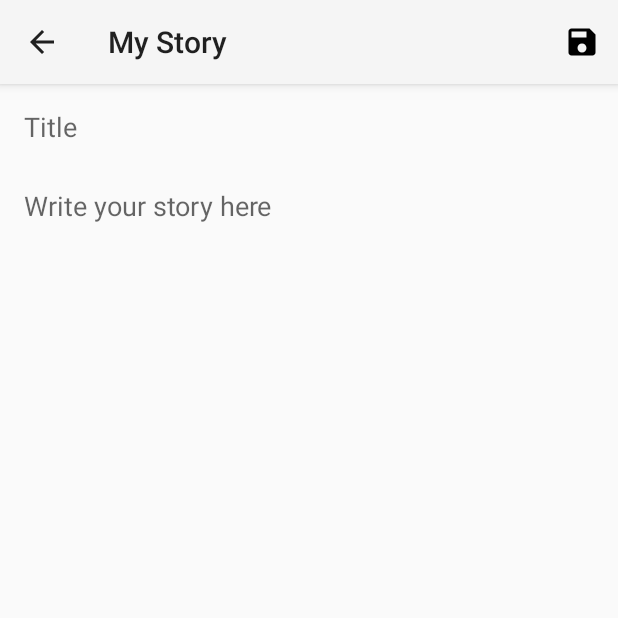
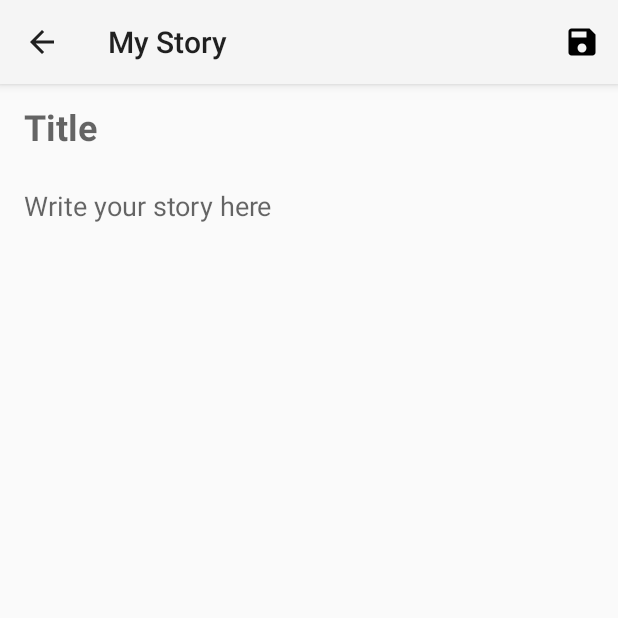
Before and after one commit to bandacode/Me-ALCwithGoogle-FinalChallenge, an Android app: the StoryActivity screen opened directly, with no data from a screen before it, after a tap on "Edit", on a phone screen of 412 x 824 dp, the top half of it. Run offline under Robolectric (Android 15) with nearby library versions, the phone set to English and light mode, and no system bars; our stand-ins replace Room's generated code; 2 statements that could not run were skipped.

```diff
--- a/app/src/main/java/com/ban2apps/me/database/dao/StoryDao.kt
+++ b/app/src/main/java/com/ban2apps/me/database/dao/StoryDao.kt
@@ -9,7 +9,7 @@ interface StoryDao {
     @Query("SELECT * FROM stories WHERE id = :id")
     fun getStory(id: Int): LiveData<Story>
 
-    @Query("SELECT * FROM stories")
+    @Query("SELECT * FROM stories ORDER BY timestamp DESC")
     fun getStories(): LiveData<List<Story>>
 
     @Insert(onConflict = OnConflictStrategy.REPLACE)
--- a/app/src/main/java/com/ban2apps/me/ui/story/StoryActivity.kt
+++ b/app/src/main/java/com/ban2apps/me/ui/story/StoryActivity.kt
@@ -6,8 +6,10 @@ import android.support.v7.app.AppCompatActivity
 import android.os.Bundle
 import android.view.Menu
 import android.view.MenuItem
+import android.view.View
 import android.widget.TextView
 import com.ban2apps.me.R
+import com.ban2apps.me.database.data.Story
 import com.ban2apps.me.utils.InjectorUtils
 import kotlinx.android.synthetic.main.activity_story.*
 
@@ -15,6 +17,7 @@ class StoryActivity : AppCompatActivity() {
 
     private var isEdit = false
     private lateinit var viewModel: StoryViewModel
+    private var id: Int? = null
 
     override fun onCreate(savedInstanceState: Bundle?) {
         super.onCreate(savedInstanceState)
@@ -27,15 +30,32 @@ class StoryActivity : AppCompatActivity() {
         if (isEdit) {
             supportActionBar?.setHomeAsUpIndicator(R.drawable.ic_close)
         } else {
-            val id = intent.extras["id"] as Int
-            viewModel.getStory(id).observe(this, Observer {
+            id = intent.extras["id"] as Int
+            viewModel.getStory(id!!).observe(this, Observer {
                 if (it != null) {
-                    titleEditText.setText(it.title, TextView.BufferType.EDITABLE)
-                    storyEditText.setText(it.title, TextView.BufferType.EDITABLE)
-                    titleEditText.isEnabled = false
-                    storyEditText.isEnabled = false
+                    titleTextView.text = it.title
+                    storyTextView.text = it.story
+                    showViews()
                 }
             })
+        }
+    }
+
+    private fun showViews() {
+        val title = titleTextView.text
+        val story = storyTextView.text
+        if (isEdit) {
+            titleEditText.visibility = View.VISIBLE
+            storyEditText.visibility = View.VISIBLE
+            titleEditText.setText(title, TextView.BufferType.EDITABLE)
+            storyEditText.setText(story, TextView.BufferType.EDITABLE)
+            titleTextView.visibility = View.GONE
+            storyTextView.visibility = View.GONE
+        } else {
+            titleEditText.visibility = View.GONE
+            storyEditText.visibility = View.GONE
+            titleTextView.visibility = View.VISIBLE
+            storyTextView.visibility = View.VISIBLE
         }
     }
 
@@ -52,21 +72,29 @@ class StoryActivity : AppCompatActivity() {
         return when (item.itemId) {
             R.id.action_edit -> {
                 isEdit = true
-                titleEditText.isEnabled = true
-                storyEditText.isEnabled = true
+                showViews()
                 invalidateOptionsMenu()
                 true
             }
-            R.id.action_delete -> true
-            R.id.action_save -> true
+            R.id.action_delete -> {
+                viewModel.deleteStory(id!!)
+                finish()
+                true
+            }
+            R.id.action_save -> {
+                val title = titleEditText.text.toString()
+                val story = storyEditText.text.toString()
+                viewModel.insertStory(Story(id, title, story, System.currentTimeMillis()))
+                finish()
+                true
+            }
             else -> super.onOptionsItemSelected(item)
         }
     }
 
     override fun onBackPressed() {
         if (isEdit) {
-            titleEditText.isEnabled = false
-            storyEditText.isEnabled = false
+            showViews()
             invalidateOptionsMenu()
         } else {
             super.onBackPressed()
--- a/app/src/main/res/layout/activity_story.xml
+++ b/app/src/main/res/layout/activity_story.xml
@@ -1,20 +1,27 @@
 <?xml version="1.0" encoding="utf-8"?>
-<android.support.constraint.ConstraintLayout xmlns:android="http://schemas.android.com/apk/res/android"
+<android.support.v4.widget.NestedScrollView xmlns:android="http://schemas.android.com/apk/res/android"
     xmlns:app="http://schemas.android.com/apk/res-auto"
     xmlns:tools="http://schemas.android.com/tools"
     android:layout_width="match_parent"
     android:layout_height="match_parent"
     tools:context=".ui.story.StoryActivity">
 
+    <android.support.constraint.ConstraintLayout
+        android:layout_width="match_parent"
+        android:layout_height="match_parent">
+
         <EditText
             android:id="@+id/titleEditText"
             android:layout_width="0dp"
             android:layout_height="wrap_content"
-        android:layout_margin="4dp"
+            android:layout_marginStart="4dp"
+            android:layout_marginEnd="4dp"
             android:hint="@string/title"
             android:background="@android:color/transparent"
             android:padding="12dp"
-        android:inputType="textPersonName"
+            android:textStyle="bold"
+            android:textSize="24sp"
+            android:inputType="textCapSentences"
             app:layout_constraintEnd_toEndOf="parent"
             app:layout_constraintStart_toStartOf="parent"
             app:layout_constraintTop_toTopOf="parent" />
@@ -23,12 +30,46 @@
             android:id="@+id/storyEditText"
             android:layout_width="0dp"
             android:layout_height="wrap_content"
-        android:layout_margin="4dp"
+            android:layout_marginStart="4dp"
+            android:layout_marginEnd="4dp"
             android:background="@android:color/transparent"
             android:padding="12dp"
-        android:inputType="textPersonName"
+            android:inputType="textCapSentences|textMultiLine|textAutoComplete|textAutoCorrect"
             android:hint="@string/story_text_hint"
             app:layout_constraintEnd_toEndOf="parent"
             app:layout_constraintStart_toStartOf="parent"
             app:layout_constraintTop_toBottomOf="@id/titleEditText" />
+
+        <TextView
+            android:id="@+id/titleTextView"
+            android:layout_width="0dp"
+            android:layout_height="wrap_content"
+            android:layout_marginStart="4dp"
+            android:layout_marginEnd="4dp"
+            android:background="@android:color/transparent"
+            android:padding="12dp"
+            android:textStyle="bold"
+            android:textSize="24sp"
+            tools:text="@string/title"
+            android:textColor="@android:color/black"
+            app:layout_constraintEnd_toEndOf="parent"
+            app:layout_constraintStart_toStartOf="parent"
+            app:layout_constraintTop_toTopOf="parent" />
+
+        <TextView
+            android:id="@+id/storyTextView"
+            android:layout_width="0dp"
+            android:layout_height="wrap_content"
+            android:layout_marginStart="4dp"
+            android:layout_marginEnd="4dp"
+            android:background="@android:color/transparent"
+            android:padding="12dp"
+            android:textSize="18sp"
+            tools:text="@string/story_text_hint"
+            android:textColor="@android:color/black"
+            app:layout_constraintEnd_toEndOf="parent"
+            app:layout_constraintStart_toStartOf="parent"
+            app:layout_constraintTop_toBottomOf="@id/titleTextView" />
     </android.support.constraint.ConstraintLayout>
+
+</android.support.v4.widget.NestedScrollView>
--- a/app/src/main/res/values/strings.xml
+++ b/app/src/main/res/values/strings.xml
@@ -1,5 +1,5 @@
 <resources>
-    <string name="app_name">Me</string>
+    <string name="app_name">Me: Journal</string>
     <string name="action_settings">Settings</string>
     <string name="logo">logo</string>
     <string name="no_entries">It\'s lonely here.\nWrite about your day.</string>
```
Also changed, not shown: app/src/main/java/com/ban2apps/me/ui/story/MainActivity.kt (+20 -18 lines). Lines whose indentation alone changed are shown as unchanged.
